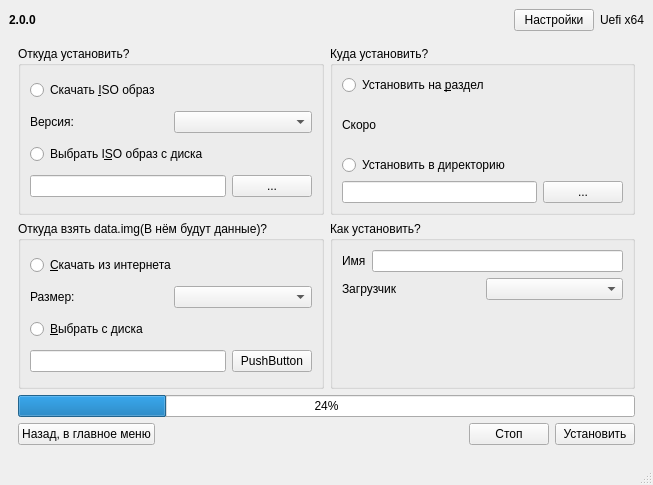
Old version of the form window.ui in the repository YourDroid/YourDroid.
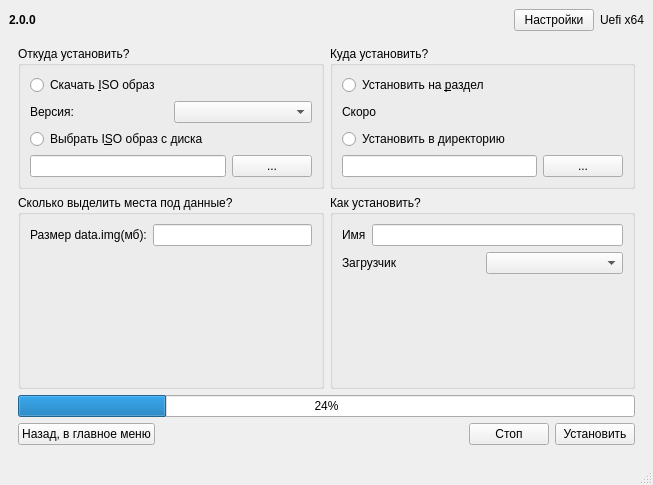
New version of the form. The open tabs and pages were chosen to show the change.

Patch:
```diff
--- a/window.ui
+++ b/window.ui
@@ -68,7 +68,7 @@
     <item row="2" column="0">
      <widget class="QStackedWidget" name="windows">
       <property name="currentIndex">
-       <number>2</number>
+       <number>1</number>
       </property>
       <widget class="QWidget" name="mainWindowPage">
        <layout class="QGridLayout" name="gridLayout_3">
@@ -265,12 +265,10 @@
        </layout>
       </widget>
       <widget class="QWidget" name="installPage">
-       <layout class="QVBoxLayout" name="verticalLayout_6">
-        <item>
-         <layout class="QHBoxLayout" name="horizontalLayout_7">
-          <item>
-           <layout class="QVBoxLayout" name="verticalLayout_5">
-            <item>
+       <layout class="QGridLayout" name="gridLayout_6">
+        <item row="0" column="0">
+         <layout class="QGridLayout" name="gridLayout_4">
+          <item row="0" column="0" rowspan="2">
              <widget class="QGroupBox" name="groupFrom">
               <property name="title">
                <string>Откуда установить?</string>
@@ -321,106 +319,43 @@
               </layout>
              </widget>
             </item>
-            <item>
+          <item row="2" column="0">
              <widget class="QGroupBox" name="groupBox">
               <property name="title">
-               <string>Откуда взять data.img(В нём будут данные)?</string>
+             <string>Сколько выделить места под данные?</string>
               </property>
               <layout class="QVBoxLayout" name="verticalLayout_2">
-               <item>
-                <widget class="QRadioButton" name="radioDownloadDataimgInstall">
-                 <property name="text">
-                  <string>&amp;Скачать из интернета</string>
-                 </property>
-                </widget>
-               </item>
                <item>
                 <layout class="QHBoxLayout" name="horizontalLayout_17">
                  <item>
-                  <widget class="QLabel" name="labelSizeDownloadDataInstall">
+                <widget class="QLabel" name="labelSizeDataInstall">
                    <property name="text">
-                    <string>Размер:</string>
+                  <string>Размер data.img(мб):</string>
                    </property>
                   </widget>
                  </item>
                  <item>
-                  <widget class="QComboBox" name="comboSizeDownloadDataInstall"/>
+                <widget class="QLineEdit" name="editSizeDataInstall"/>
                  </item>
                 </layout>
                </item>
                <item>
-                <widget class="QRadioButton" name="radioChooseDataDiskInstall">
-                 <property name="text">
-                  <string>&amp;Выбрать с диска</string>
-                 </property>
-                </widget>
-               </item>
-               <item>
-                <layout class="QHBoxLayout" name="horizontalLayout_18">
-                 <item>
-                  <widget class="QLineEdit" name="editDataDiskInstall"/>
-                 </item>
-                 <item>
-                  <widget class="QPushButton" name="pushChooseDataInstall">
-                   <property name="text">
-                    <string>PushButton</string>
-                   </property>
-                  </widget>
-                 </item>
-                </layout>
-               </item>
-              </layout>
-             </widget>
-            </item>
-           </layout>
-          </item>
-          <item>
-           <layout class="QVBoxLayout" name="verticalLayout_4">
-            <item>
-             <widget class="QGroupBox" name="groupWhere">
-              <property name="title">
-               <string>Куда установить?</string>
-              </property>
-              <layout class="QGridLayout" name="gridLayout_2">
-               <item row="0" column="0">
-                <widget class="QRadioButton" name="radioInstallOnPart">
-                 <property name="text">
-                  <string>Установить на &amp;раздел</string>
-                 </property>
-                </widget>
-               </item>
-               <item row="2" column="0">
-                <widget class="QRadioButton" name="radioInstallOnDir">
-                 <property name="text">
-                  <string>Установить в директорию</string>
-                 </property>
-                </widget>
-               </item>
-               <item row="3" column="0">
-                <layout class="QHBoxLayout" name="horizontalLayout_6">
-                 <item>
-                  <widget class="QLineEdit" name="editDirForInstall"/>
-                 </item>
-                 <item>
-                  <widget class="QPushButton" name="buttonChooseDirForInstall">
-                   <property name="text">
-                    <string>...</string>
-                   </property>
-                  </widget>
-                 </item>
-                </layout>
-               </item>
-               <item row="1" column="0">
-                <widget class="QLabel" name="labelinfoPartIns">
-                 <property name="text">
-                  <string>Скоро</string>
-                 </property>
-                </widget>
-               </item>
-              </layout>
-             </widget>
-            </item>
-            <item>
+              <spacer name="verticalSpacer_4">
+               <property name="orientation">
+                <enum>Qt::Vertical</enum>
+               </property>
+               <property name="sizeHint" stdset="0">
+                <size>
+                 <width>20</width>
+                 <height>40</height>
+                </size>
+               </property>
+              </spacer>
+             </item>
+            </layout>
+           </widget>
+          </item>
+          <item row="2" column="1">
              <widget class="QGroupBox" name="groupBox_2">
               <property name="title">
                <string>Как установить?</string>
@@ -468,18 +403,60 @@
               </layout>
              </widget>
             </item>
-           </layout>
-          </item>
-         </layout>
-        </item>
-        <item>
+          <item row="0" column="1" rowspan="2">
+           <widget class="QGroupBox" name="groupWhere">
+            <property name="title">
+             <string>Куда установить?</string>
+            </property>
+            <layout class="QGridLayout" name="gridLayout_2">
+             <item row="0" column="0">
+              <widget class="QRadioButton" name="radioInstallOnPart">
+               <property name="text">
+                <string>Установить на &amp;раздел</string>
+               </property>
+              </widget>
+             </item>
+             <item row="2" column="0">
+              <widget class="QRadioButton" name="radioInstallOnDir">
+               <property name="text">
+                <string>Установить в директорию</string>
+               </property>
+              </widget>
+             </item>
+             <item row="3" column="0">
+              <layout class="QHBoxLayout" name="horizontalLayout_6">
+               <item>
+                <widget class="QLineEdit" name="editDirForInstall"/>
+               </item>
+               <item>
+                <widget class="QPushButton" name="buttonChooseDirForInstall">
+                 <property name="text">
+                  <string>...</string>
+                 </property>
+                </widget>
+               </item>
+              </layout>
+             </item>
+             <item row="1" column="0">
+              <widget class="QLabel" name="labelinfoPartIns">
+               <property name="text">
+                <string>Скоро</string>
+               </property>
+              </widget>
+             </item>
+            </layout>
+           </widget>
+          </item>
+         </layout>
+        </item>
+        <item row="1" column="0">
          <widget class="QProgressBar" name="progressInstall">
           <property name="value">
            <number>24</number>
           </property>
          </widget>
         </item>
-        <item>
+        <item row="2" column="0">
          <layout class="QHBoxLayout" name="horizontalLayout_8">
           <item>
            <widget class="QPushButton" name="returnInstallButton">
```
Lines whose indentation alone changed are shown as unchanged.
